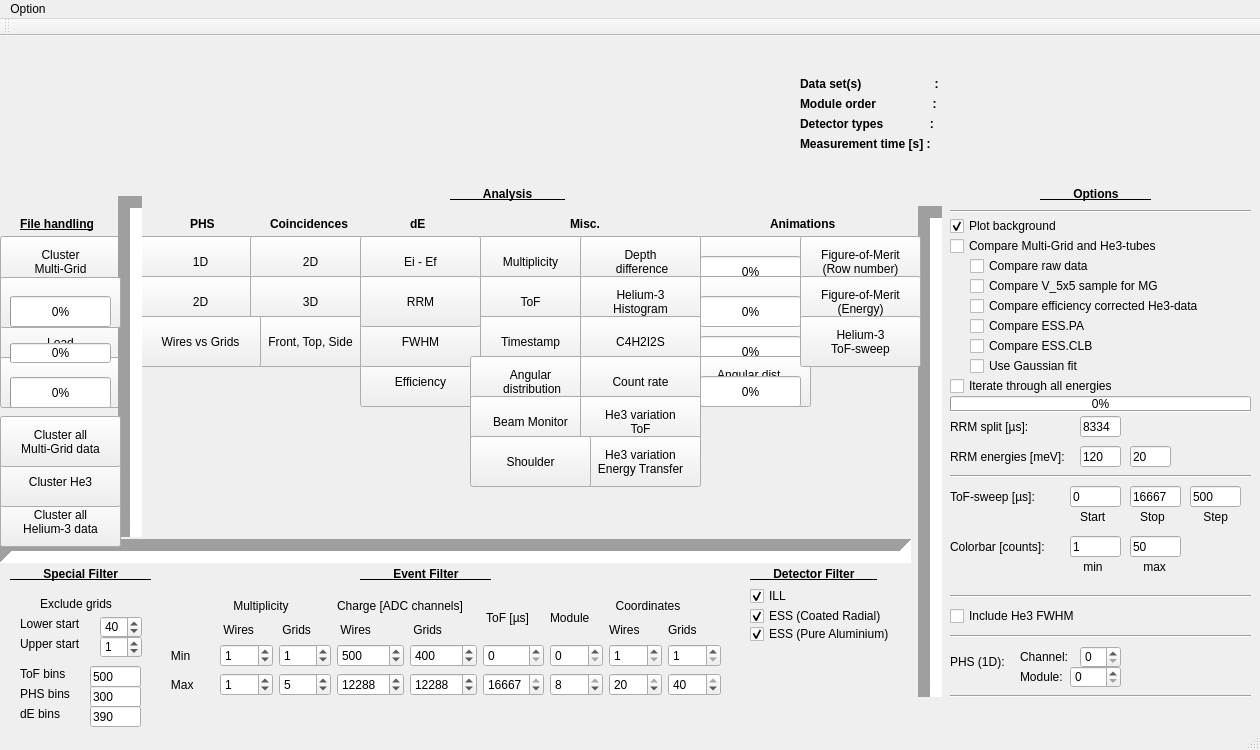
Qt form Windows/title_screen.ui (AlexanderBackis/MultiGridAnalysis) before a commit.
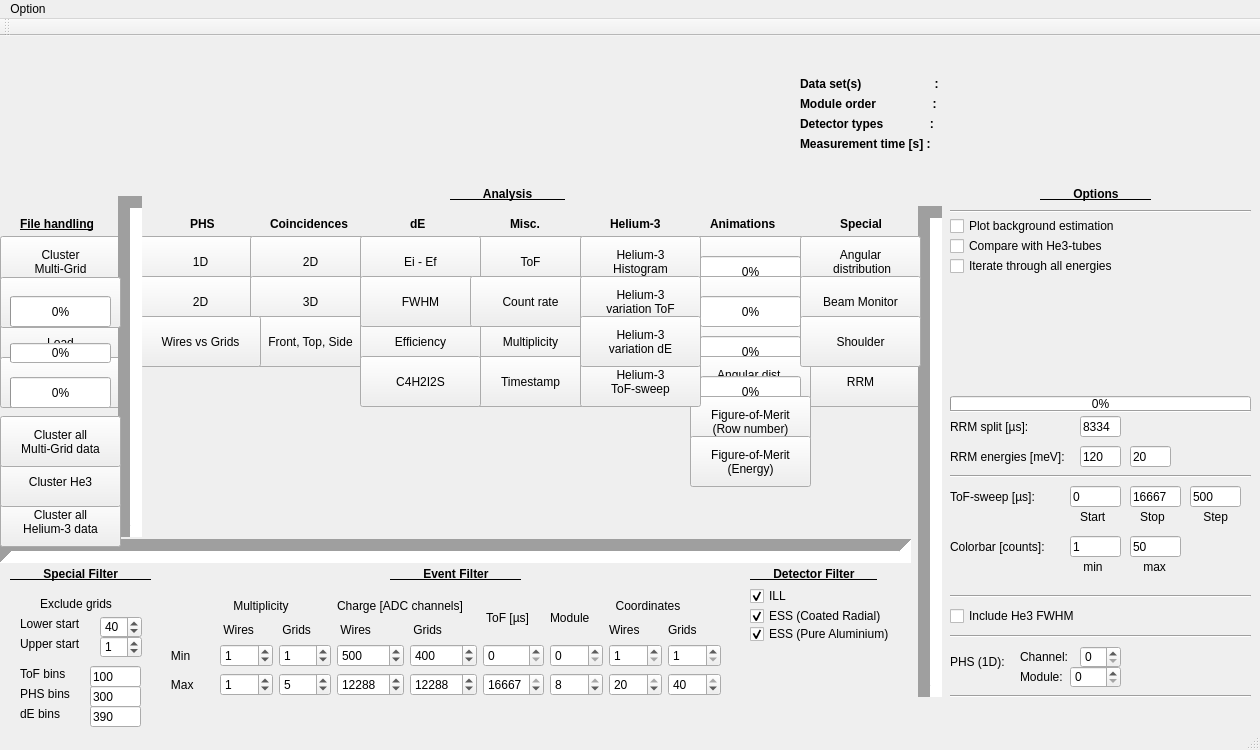
The same form after that commit. Icons and pictures are not drawn.

What changed in the file:
```diff
--- a/Windows/title_screen.ui
+++ b/Windows/title_screen.ui
@@ -145,7 +145,7 @@
     <property name="geometry">
      <rect>
       <x>470</x>
-      <y>200</y>
+      <y>280</y>
       <width>121</width>
       <height>51</height>
      </rect>
@@ -158,7 +158,7 @@
     <property name="geometry">
      <rect>
       <x>470</x>
-      <y>240</y>
+      <y>200</y>
       <width>121</width>
       <height>51</height>
      </rect>
@@ -210,7 +210,7 @@
     <property name="geometry">
      <rect>
       <x>470</x>
-      <y>280</y>
+      <y>320</y>
       <width>121</width>
       <height>51</height>
      </rect>
@@ -223,7 +223,7 @@
     <property name="geometry">
      <rect>
       <x>360</x>
-      <y>320</y>
+      <y>280</y>
       <width>121</width>
       <height>51</height>
      </rect>
@@ -235,7 +235,7 @@
    <widget class="QLabel" name="label_4">
     <property name="geometry">
      <rect>
-      <x>570</x>
+      <x>510</x>
       <y>180</y>
       <width>41</width>
       <height>16</height>
@@ -255,7 +255,7 @@
     <property name="geometry">
      <rect>
       <x>360</x>
-      <y>280</y>
+      <y>240</y>
       <width>121</width>
       <height>51</height>
      </rect>
@@ -267,8 +267,8 @@
    <widget class="QPushButton" name="RRM">
     <property name="geometry">
      <rect>
-      <x>360</x>
-      <y>240</y>
+      <x>800</x>
+      <y>320</y>
       <width>121</width>
       <height>51</height>
      </rect>
@@ -862,7 +862,7 @@
    <widget class="QLabel" name="label_19">
     <property name="geometry">
      <rect>
-      <x>360</x>
+      <x>390</x>
       <y>530</y>
       <width>161</width>
       <height>16</height>
@@ -988,15 +988,15 @@
      <rect>
       <x>950</x>
       <y>180</y>
-      <width>131</width>
+      <width>191</width>
       <height>20</height>
      </rect>
     </property>
     <property name="text">
-     <string>Plot background</string>
+     <string>Plot background estimation</string>
     </property>
     <property name="checked">
-     <bool>true</bool>
+     <bool>false</bool>
     </property>
    </widget>
    <widget class="QProgressBar" name="load_progress">
@@ -1077,7 +1077,7 @@
      </rect>
     </property>
     <property name="text">
-     <string>Compare Multi-Grid and He3-tubes</string>
+     <string>Compare with He3-tubes</string>
     </property>
     <property name="checked">
      <bool>false</bool>
@@ -1126,7 +1126,7 @@
     <property name="geometry">
      <rect>
       <x>950</x>
-      <y>340</y>
+      <y>220</y>
       <width>191</width>
       <height>20</height>
      </rect>
@@ -1138,54 +1138,6 @@
      <bool>false</bool>
     </property>
    </widget>
-   <widget class="QCheckBox" name="is_raw">
-    <property name="geometry">
-     <rect>
-      <x>970</x>
-      <y>220</y>
-      <width>191</width>
-      <height>20</height>
-     </rect>
-    </property>
-    <property name="text">
-     <string>Compare raw data</string>
-    </property>
-    <property name="checked">
-     <bool>false</bool>
-    </property>
-   </widget>
-   <widget class="QCheckBox" name="is5by5">
-    <property name="geometry">
-     <rect>
-      <x>970</x>
-      <y>240</y>
-      <width>221</width>
-      <height>20</height>
-     </rect>
-    </property>
-    <property name="text">
-     <string>Compare V_5x5 sample for MG</string>
-    </property>
-    <property name="checked">
-     <bool>false</bool>
-    </property>
-   </widget>
-   <widget class="QCheckBox" name="is_pure_al">
-    <property name="geometry">
-     <rect>
-      <x>970</x>
-      <y>280</y>
-      <width>191</width>
-      <height>20</height>
-     </rect>
-    </property>
-    <property name="text">
-     <string>Compare ESS.PA</string>
-    </property>
-    <property name="checked">
-     <bool>false</bool>
-    </property>
-   </widget>
    <widget class="QProgressBar" name="iter_progress">
     <property name="geometry">
      <rect>
@@ -1524,7 +1476,7 @@
    <widget class="QLabel" name="label_38">
     <property name="geometry">
      <rect>
-      <x>770</x>
+      <x>710</x>
       <y>180</y>
       <width>81</width>
       <height>16</height>
@@ -1595,8 +1547,8 @@
    <widget class="QPushButton" name="angular_dependence">
     <property name="geometry">
      <rect>
-      <x>470</x>
-      <y>320</y>
+      <x>800</x>
+      <y>200</y>
       <width>121</width>
       <height>51</height>
      </rect>
@@ -1636,8 +1588,8 @@
    <widget class="QPushButton" name="FOM">
     <property name="geometry">
      <rect>
-      <x>800</x>
-      <y>200</y>
+      <x>690</x>
+      <y>360</y>
       <width>121</width>
       <height>51</height>
      </rect>
@@ -1647,25 +1599,11 @@
 (Row number)</string>
     </property>
    </widget>
-   <widget class="QPushButton" name="depth">
-    <property name="geometry">
-     <rect>
-      <x>580</x>
-      <y>200</y>
-      <width>121</width>
-      <height>51</height>
-     </rect>
-    </property>
-    <property name="text">
-     <string>Depth 
- difference</string>
-    </property>
-   </widget>
    <widget class="QPushButton" name="FOM_energy_sweep">
     <property name="geometry">
      <rect>
-      <x>800</x>
-      <y>240</y>
+      <x>690</x>
+      <y>400</y>
       <width>121</width>
       <height>51</height>
      </rect>
@@ -1679,7 +1617,7 @@
     <property name="geometry">
      <rect>
       <x>580</x>
-      <y>240</y>
+      <y>200</y>
       <width>121</width>
       <height>51</height>
      </rect>
@@ -1692,8 +1630,8 @@
    <widget class="QPushButton" name="He3_ToF_sweep">
     <property name="geometry">
      <rect>
-      <x>800</x>
-      <y>280</y>
+      <x>580</x>
+      <y>320</y>
       <width>121</width>
       <height>51</height>
      </rect>
@@ -1720,8 +1658,8 @@
    <widget class="QPushButton" name="C4H2I2S">
     <property name="geometry">
      <rect>
-      <x>580</x>
-      <y>280</y>
+      <x>360</x>
+      <y>320</y>
       <width>121</width>
       <height>51</height>
      </rect>
@@ -1730,24 +1668,11 @@
      <string>C4H2I2S</string>
     </property>
    </widget>
-   <widget class="QCheckBox" name="is_CLB">
-    <property name="geometry">
-     <rect>
-      <x>970</x>
-      <y>300</y>
-      <width>141</width>
-      <height>20</height>
-     </rect>
-    </property>
-    <property name="text">
-     <string>Compare ESS.CLB</string>
-    </property>
-   </widget>
    <widget class="QPushButton" name="CountRate">
     <property name="geometry">
      <rect>
-      <x>580</x>
-      <y>320</y>
+      <x>470</x>
+      <y>240</y>
       <width>121</width>
       <height>51</height>
      </rect>
@@ -1756,32 +1681,6 @@
      <string>Count rate</string>
     </property>
    </widget>
-   <widget class="QCheckBox" name="is_corrected">
-    <property name="geometry">
-     <rect>
-      <x>970</x>
-      <y>260</y>
-      <width>281</width>
-      <height>20</height>
-     </rect>
-    </property>
-    <property name="text">
-     <string>Compare efficiency corrected He3-data</string>
-    </property>
-   </widget>
-   <widget class="QCheckBox" name="useGaussian">
-    <property name="geometry">
-     <rect>
-      <x>970</x>
-      <y>320</y>
-      <width>131</width>
-      <height>20</height>
-     </rect>
-    </property>
-    <property name="text">
-     <string>Use Gaussian fit</string>
-    </property>
-   </widget>
    <widget class="QPushButton" name="cluster_he3">
     <property name="geometry">
      <rect>
@@ -1904,7 +1803,7 @@
      </rect>
     </property>
     <property name="text">
-     <string>500</string>
+     <string>100</string>
     </property>
    </widget>
    <widget class="QLabel" name="label_43">
@@ -1943,8 +1842,8 @@
    <widget class="QPushButton" name="beamMonitor">
     <property name="geometry">
      <rect>
-      <x>470</x>
-      <y>360</y>
+      <x>800</x>
+      <y>240</y>
       <width>121</width>
       <height>51</height>
      </rect>
@@ -1957,28 +1856,28 @@
     <property name="geometry">
      <rect>
       <x>580</x>
-      <y>360</y>
+      <y>240</y>
       <width>121</width>
       <height>51</height>
      </rect>
     </property>
     <property name="text">
-     <string>He3 variation
-ToF</string>
+     <string>Helium-3
+variation ToF</string>
     </property>
    </widget>
    <widget class="QPushButton" name="He3_variation_dE">
     <property name="geometry">
      <rect>
       <x>580</x>
-      <y>400</y>
+      <y>280</y>
       <width>121</width>
       <height>51</height>
      </rect>
     </property>
     <property name="text">
-     <string>He3 variation
-Energy Transfer</string>
+     <string>Helium-3
+variation dE</string>
     </property>
    </widget>
    <widget class="QLabel" name="label_45">
@@ -2036,8 +1935,8 @@
    <widget class="QPushButton" name="shoulder">
     <property name="geometry">
      <rect>
-      <x>470</x>
-      <y>400</y>
+      <x>800</x>
+      <y>280</y>
       <width>121</width>
       <height>51</height>
      </rect>
@@ -2114,6 +2013,44 @@
      <bool>true</bool>
     </property>
    </widget>
+   <widget class="QLabel" name="label_48">
+    <property name="geometry">
+     <rect>
+      <x>610</x>
+      <y>180</y>
+      <width>71</width>
+      <height>16</height>
+     </rect>
+    </property>
+    <property name="font">
+     <font>
+      <weight>75</weight>
+      <bold>true</bold>
+     </font>
+    </property>
+    <property name="text">
+     <string>Helium-3</string>
+    </property>
+   </widget>
+   <widget class="QLabel" name="label_49">
+    <property name="geometry">
+     <rect>
+      <x>840</x>
+      <y>180</y>
+      <width>51</width>
+      <height>16</height>
+     </rect>
+    </property>
+    <property name="font">
+     <font>
+      <weight>75</weight>
+      <bold>true</bold>
+     </font>
+    </property>
+    <property name="text">
+     <string>Special</string>
+    </property>
+   </widget>
   </widget>
   <widget class="QMenuBar" name="menuBar">
    <property name="geometry">
```
